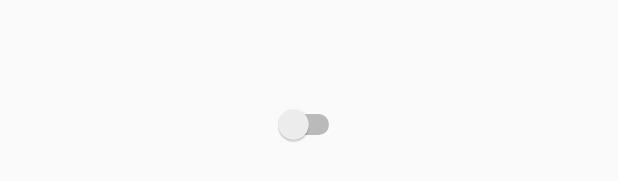
After one commit to cyan974/ToDoList_SA, an Android app: the layout switch_item.xml on its own in the app's theme, with its tools: preview values and no code run, on a phone screen of 412 x 824 dp. The commit adds this screen. Shown: the part 493-674 px from the top of the screen. Run offline under Robolectric (Android 15) with nearby library versions, the phone set to English and light mode, and no system bars.

Commit message:
Commit ajout switch changement background ady/night

```diff
--- a/app/build.gradle
+++ b/app/build.gradle
@@ -30,4 +30,7 @@ dependencies {
 
     implementation 'com.google.android.material:material:1.1.0-alpha10'
     implementation "androidx.cardview:cardview:1.0.0"
+
+    //Library pour le switch de couleur de fond
+   // implementation 'com.github.Mahfa:DayNightSwitch:1.2'
 }
--- a/app/src/main/res/layout/list_todo.xml
+++ b/app/src/main/res/layout/list_todo.xml
@@ -5,6 +5,8 @@
     android:layout_height="wrap_content"
     android:clickable="true"
     android:foreground="?android:attr/selectableItemBackground"
+    android:background="@android:color/background_dark"
+    android:alpha="0"
     android:onClick="viewTask"
     card_view:cardCornerRadius="10dp"
     card_view:cardElevation="8dp">
--- /dev/null
+++ b/app/src/main/res/layout/switch_item.xml
@@ -0,0 +1,12 @@
+<RelativeLayout
+    xmlns:android="http://schemas.android.com/apk/res/android"
+    android:layout_width="match_parent"
+    android:layout_height="match_parent">
+
+    <Switch
+        android:id="@+id/backgroundSwitch"
+        android:layout_width="wrap_content"
+        android:layout_height="wrap_content"
+        android:layout_centerHorizontal="true"
+        android:layout_centerVertical="true" />
+</RelativeLayout>
--- a/build.gradle
+++ b/build.gradle
@@ -18,6 +18,7 @@ allprojects {
     repositories {
         google()
         jcenter()
+       // maven{url 'https://jitpack.io'}
 
     }
 }
```
Also changed, not shown: app/src/main/java/com/example/todolist_sa/MainActivity.java (+33 -9 lines), app/src/main/res/menu/main_menu.xml (+7 -1 lines).
